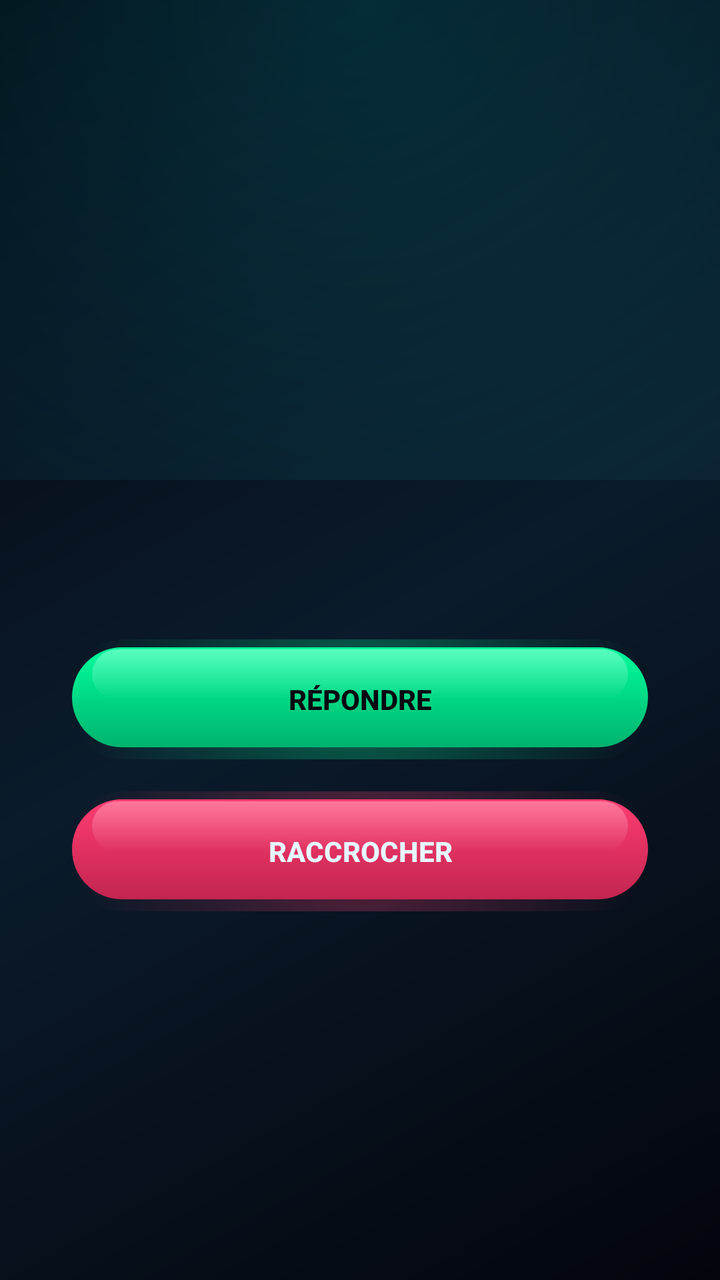
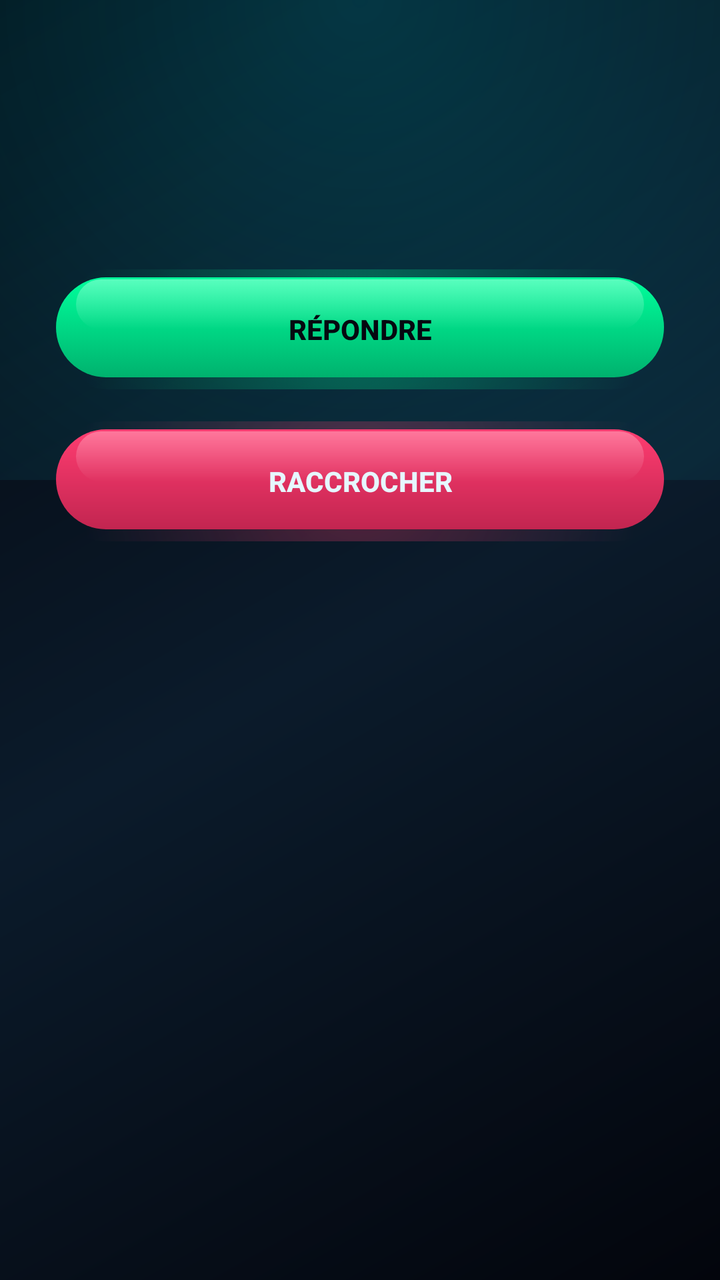

An Android layout rendered at two revisions. The XML below is the earlier revision; the diff shows what the commit changed to produce the second picture.
<!-- AndroidManifest.xml: application theme AppTheme -->
<!-- res/layout/activity_incall.xml -->
<?xml version="1.0" encoding="utf-8"?>
<LinearLayout xmlns:android="http://schemas.android.com/apk/res/android"
    android:layout_width="match_parent"
    android:layout_height="match_parent"
    android:orientation="vertical"
    android:gravity="center"
    android:padding="32dp">

    <TextView
        style="@style/NeonTitle"
        android:id="@+id/txtNumber"
        android:layout_width="wrap_content"
        android:layout_height="wrap_content"
        android:textSize="34sp" />

    <TextView
        android:id="@+id/txtState"
        android:layout_width="wrap_content"
        android:layout_height="wrap_content"
        android:layout_marginTop="10dp"
        android:textColor="@color/text_dim"
        android:textSize="18sp"
        android:letterSpacing="0.2" />

    <Button
        android:id="@+id/btnAnswer"
        android:layout_width="match_parent"
        android:layout_height="60dp"
        android:layout_marginTop="56dp"
        android:background="@drawable/btn_call"
        android:stateListAnimator="@animator/press"
        android:textColor="@color/bg_deep"
        android:textStyle="bold"
        android:text="@string/answer" />

    <Button
        android:id="@+id/btnHangup"
        android:layout_width="match_parent"
        android:layout_height="60dp"
        android:layout_marginTop="16dp"
        android:background="@drawable/btn_danger"
        android:stateListAnimator="@animator/press"
        android:textColor="@color/text_main"
        android:textStyle="bold"
        android:text="@string/hangup" />
</LinearLayout>
<!-- resources referenced by this layout -->
<resources>
  <style name="NeonTitle">
          <item name="android:textColor">@color/neon</item>
          <item name="android:textStyle">bold</item>
          <item name="android:letterSpacing">0.4</item>
          <item name="android:shadowColor">@color/neon</item>
          <item name="android:shadowRadius">18</item>
          <item name="android:shadowDx">0</item>
          <item name="android:shadowDy">0</item>
      </style>
  <style name="AppTheme" parent="android:Theme.Material.NoActionBar">
          <item name="android:windowBackground">@drawable/bg_gradient</item>
          <item name="android:colorAccent">@color/neon</item>
          <item name="android:textColor">@color/text_main</item>
          <item name="android:textColorPrimary">@color/text_main</item>
          <item name="android:textColorSecondary">@color/text_dim</item>
          <item name="android:editTextColor">@color/text_main</item>
          <item name="android:textColorHint">@color/text_dim</item>
          <item name="android:statusBarColor">@color/bg_deep</item>
          <item name="android:navigationBarColor">@color/bg_deep</item>
      </style>
  <color name="neon">#00E5FF</color>
  <!-- drawable bg_gradient (drawable) -->
  <?xml version="1.0" encoding="utf-8"?>
  <layer-list xmlns:android="http://schemas.android.com/apk/res/android">
      <item>
          <shape>
              <gradient
                  android:startColor="#03050C"
                  android:centerColor="#0B1B2B"
                  android:endColor="#03050C"
                  android:angle="135" />
          </shape>
      </item>
      
      <item android:bottom="400dp">
          <shape>
              <gradient
                  android:type="radial"
                  android:gradientRadius="420dp"
                  android:centerX="0.5" android:centerY="0"
                  android:startColor="#2600E5FF"
                  android:endColor="#0000E5FF" />
          </shape>
      </item>
  </layer-list>
  <!-- unchanged entries left out for length: 7 -->
</resources>

<!-- the commit's change to res/layout/activity_incall.xml (unified diff, before → after) -->
@@ -1,46 +1,116 @@
 <?xml version="1.0" encoding="utf-8"?>
-<LinearLayout xmlns:android="http://schemas.android.com/apk/res/android"
+<ScrollView xmlns:android="http://schemas.android.com/apk/res/android"
     android:layout_width="match_parent"
-    android:layout_height="match_parent"
-    android:orientation="vertical"
-    android:gravity="center"
-    android:padding="32dp">
+    android:layout_height="match_parent">
 
-    <TextView
-        style="@style/NeonTitle"
-        android:id="@+id/txtNumber"
-        android:layout_width="wrap_content"
+    <LinearLayout
+        android:layout_width="match_parent"
         android:layout_height="wrap_content"
-        android:textSize="34sp" />
+        android:orientation="vertical"
+        android:gravity="center_horizontal"
+        android:padding="24dp">
 
-    <TextView
-        android:id="@+id/txtState"
-        android:layout_width="wrap_content"
-        android:layout_height="wrap_content"
-        android:layout_marginTop="10dp"
-        android:textColor="@color/text_dim"
-        android:textSize="18sp"
-        android:letterSpacing="0.2" />
+        <ImageView
+            android:id="@+id/imgPhoto"
+            android:layout_width="110dp"
+            android:layout_height="110dp"
+            android:layout_marginTop="16dp"
+            android:background="@drawable/panel_round"
+            android:padding="3dp"
+            android:scaleType="centerCrop"
+            android:visibility="gone" />
 
-    <Button
-        android:id="@+id/btnAnswer"
-        android:layout_width="match_parent"
-        android:layout_height="60dp"
-        android:layout_marginTop="56dp"
-        android:background="@drawable/btn_call"
-        android:stateListAnimator="@animator/press"
-        android:textColor="@color/bg_deep"
-        android:textStyle="bold"
-        android:text="@string/answer" />
+        <TextView
+            android:id="@+id/txtName"
+            android:layout_width="wrap_content"
+            android:layout_height="wrap_content"
+            android:layout_marginTop="12dp"
+            android:textColor="@color/text_main"
+            android:textSize="26sp"
+            android:textStyle="bold"
+            android:visibility="gone" />
 
-    <Button
-        android:id="@+id/btnHangup"
-        android:layout_width="match_parent"
-        android:layout_height="60dp"
-        android:layout_marginTop="16dp"
-        android:background="@drawable/btn_danger"
-        android:stateListAnimator="@animator/press"
-        android:textColor="@color/text_main"
-        android:textStyle="bold"
-        android:text="@string/hangup" />
-</LinearLayout>
+        <TextView
+            style="@style/NeonTitle"
+            android:id="@+id/txtNumber"
+            android:layout_width="wrap_content"
+            android:layout_height="wrap_content"
+            android:layout_marginTop="6dp"
+            android:textSize="30sp" />
+
+        <TextView
+            android:id="@+id/txtState"
+            android:layout_width="wrap_content"
+            android:layout_height="wrap_content"
+            android:layout_marginTop="8dp"
+            android:textColor="@color/text_dim"
+            android:textSize="18sp"
+            android:letterSpacing="0.2" />
+
+        
+        <LinearLayout
+            android:id="@+id/controlsRow"
+            android:layout_width="match_parent"
+            android:layout_height="wrap_content"
+            android:layout_marginTop="24dp"
+            android:orientation="horizontal"
+            android:visibility="gone">
+
+            <Button android:id="@+id/btnSpeaker" style="@style/ActionBtn"
+                android:layout_width="0dp" android:layout_weight="1"
+                android:text="@string/speaker" />
+            <Button android:id="@+id/btnMute" style="@style/ActionBtn"
+                android:layout_width="0dp" android:layout_weight="1"
+                android:text="@string/mute" />
+            <Button android:id="@+id/btnKeypad" style="@style/ActionBtn"
+                android:layout_width="0dp" android:layout_weight="1"
+                android:text="@string/keypad" />
+        </LinearLayout>
+
+        
+        <GridLayout
+            android:id="@+id/dtmfGrid"
+            android:layout_width="240dp"
+            android:layout_height="300dp"
+            android:layout_marginTop="12dp"
+            android:columnCount="3"
+            android:rowCount="4"
+            android:visibility="gone">
+
+            <Button android:id="@+id/dt1" style="@style/DialpadMini" android:text="1" />
+            <Button android:id="@+id/dt2" style="@style/DialpadMini" android:text="2" />
+            <Button android:id="@+id/dt3" style="@style/DialpadMini" android:text="3" />
+            <Button android:id="@+id/dt4" style="@style/DialpadMini" android:text="4" />
+            <Button android:id="@+id/dt5" style="@style/DialpadMini" android:text="5" />
+            <Button android:id="@+id/dt6" style="@style/DialpadMini" android:text="6" />
+            <Button android:id="@+id/dt7" style="@style/DialpadMini" android:text="7" />
+            <Button android:id="@+id/dt8" style="@style/DialpadMini" android:text="8" />
+            <Button android:id="@+id/dt9" style="@style/DialpadMini" android:text="9" />
+            <Button android:id="@+id/dtStar" style="@style/DialpadMini" android:text="*" />
+            <Button android:id="@+id/dt0" style="@style/DialpadMini" android:text="0" />
+            <Button android:id="@+id/dtHash" style="@style/DialpadMini" android:text="#" />
+        </GridLayout>
+
+        <Button
+            android:id="@+id/btnAnswer"
+            android:layout_width="match_parent"
+            android:layout_height="60dp"
+            android:layout_marginTop="32dp"
+            android:background="@drawable/btn_call"
+            android:stateListAnimator="@animator/press"
+            android:textColor="@color/bg_deep"
+            android:textStyle="bold"
+            android:text="@string/answer" />
+
+        <Button
+            android:id="@+id/btnHangup"
+            android:layout_width="match_parent"
+            android:layout_height="60dp"
+            android:layout_marginTop="16dp"
+            android:background="@drawable/btn_danger"
+            android:stateListAnimator="@animator/press"
+            android:textColor="@color/text_main"
+            android:textStyle="bold"
+            android:text="@string/hangup" />
+    </LinearLayout>
+</ScrollView>
<!-- resource entries referenced after the edit -->
@@ -1,17 +1,64 @@
 <!-- resources referenced by this layout -->
 <resources>
+  <!-- drawable panel_round (drawable) -->
+  <?xml version="1.0" encoding="utf-8"?>
+  <layer-list xmlns:android="http://schemas.android.com/apk/res/android">
+      <item android:top="2dp">
+          <shape>
+              <solid android:color="#59000000" />
+              <corners android:radius="16dp" />
+          </shape>
+      </item>
+      <item android:bottom="2dp">
+          <shape>
+              <gradient android:angle="90"
+                  android:startColor="#0B1A28" android:endColor="#14324A" />
+              <corners android:radius="16dp" />
+              <stroke android:width="1dp" android:color="?attr/cNeonDim" />
+          </shape>
+      </item>
+      <item android:bottom="2dp">
+          <shape>
+              <gradient android:angle="270"
+                  android:startColor="#1FFFFFFF" android:centerColor="#00FFFFFF"
+                  android:endColor="#00FFFFFF" />
+              <corners android:radius="16dp" />
+          </shape>
+      </item>
+  </layer-list>
+  <string name="keypad">⌨ CLAVIER</string>
+  <string name="mute">🎙 MUET</string>
+  <string name="speaker">🔊 HP</string>
+  <style name="ActionBtn">
+          <item name="android:layout_height">wrap_content</item>
+          <item name="android:textColor">?attr/cNeon</item>
+          <item name="android:textSize">12sp</item>
+          <item name="android:background">@drawable/btn_action</item>
+          <item name="android:stateListAnimator">@animator/press</item>
+          <item name="android:layout_margin">3dp</item>
+          <item name="android:paddingTop">12dp</item>
+          <item name="android:paddingBottom">12dp</item>
+          <item name="android:shadowColor">?attr/cNeon</item>
+          <item name="android:shadowRadius">8</item>
+          <item name="android:shadowDx">0</item>
+          <item name="android:shadowDy">0</item>
+      </style>
+  <style name="DialpadMini" parent="Dialpad">
+          <item name="android:textSize">18sp</item>
+          <item name="android:layout_margin">3dp</item>
+      </style>
   <style name="NeonTitle">
-          <item name="android:textColor">@color/neon</item>
+          <item name="android:textColor">?attr/cNeon</item>
           <item name="android:textStyle">bold</item>
           <item name="android:letterSpacing">0.4</item>
-          <item name="android:shadowColor">@color/neon</item>
+          <item name="android:shadowColor">?attr/cNeon</item>
           <item name="android:shadowRadius">18</item>
           <item name="android:shadowDx">0</item>
           <item name="android:shadowDy">0</item>
       </style>
   <style name="AppTheme" parent="android:Theme.Material.NoActionBar">
           <item name="android:windowBackground">@drawable/bg_gradient</item>
-          <item name="android:colorAccent">@color/neon</item>
+          <item name="android:colorAccent">?attr/cNeon</item>
           <item name="android:textColor">@color/text_main</item>
           <item name="android:textColorPrimary">@color/text_main</item>
           <item name="android:textColorSecondary">@color/text_dim</item>
@@ -19,8 +66,70 @@
           <item name="android:textColorHint">@color/text_dim</item>
           <item name="android:statusBarColor">@color/bg_deep</item>
           <item name="android:navigationBarColor">@color/bg_deep</item>
-      </style>
-  <color name="neon">#00E5FF</color>
+          
+          <item name="cNeon">#00E5FF</item>
+          <item name="cNeonDim">#00B8D4</item>
+          <item name="cHalo">#3300E5FF</item>
+          <item name="cHaloStrong">#8000E5FF</item>
+      </style>
+  <!-- drawable btn_action (drawable) -->
+  <?xml version="1.0" encoding="utf-8"?>
+  <selector xmlns:android="http://schemas.android.com/apk/res/android">
+      <item android:state_pressed="true">
+          <layer-list>
+              <item>
+                  <shape>
+                      <gradient android:angle="270"
+                          android:startColor="#0A1420" android:endColor="#1E4A63" />
+                      <corners android:radius="24dp" />
+                      <stroke android:width="1.5dp" android:color="?attr/cNeon" />
+                  </shape>
+              </item>
+          </layer-list>
+      </item>
+      <item>
+          <layer-list>
+              <item android:top="3dp">
+                  <shape>
+                      <solid android:color="#66000000" />
+                      <corners android:radius="24dp" />
+                  </shape>
+              </item>
+              <item android:bottom="3dp">
+                  <shape>
+                      <gradient android:angle="90"
+                          android:startColor="#0C1B2A" android:endColor="#1A3D52" />
+                      <corners android:radius="24dp" />
+                      <stroke android:width="1dp" android:color="?attr/cNeonDim" />
+                  </shape>
+              </item>
+              <item android:bottom="3dp">
+                  <shape>
+                      <gradient android:angle="270"
+                          android:startColor="#2EFFFFFF" android:centerColor="#00FFFFFF"
+                          android:endColor="#00FFFFFF" />
+                      <corners android:radius="24dp" />
+                  </shape>
+              </item>
+          </layer-list>
+      </item>
+  </selector>
+  <style name="Dialpad">
+          <item name="android:layout_width">0dp</item>
+          <item name="android:layout_height">0dp</item>
+          <item name="android:layout_columnWeight">1</item>
+          <item name="android:layout_rowWeight">1</item>
+          <item name="android:layout_margin">5dp</item>
+          <item name="android:textSize">26sp</item>
+          <item name="android:textColor">?attr/cNeon</item>
+          <item name="android:background">@drawable/btn_dial</item>
+          <item name="android:stateListAnimator">@animator/press</item>
+          <item name="android:hapticFeedbackEnabled">true</item>
+          <item name="android:shadowColor">?attr/cNeon</item>
+          <item name="android:shadowRadius">12</item>
+          <item name="android:shadowDx">0</item>
+          <item name="android:shadowDy">0</item>
+      </style>
   <!-- drawable bg_gradient (drawable) -->
   <?xml version="1.0" encoding="utf-8"?>
   <layer-list xmlns:android="http://schemas.android.com/apk/res/android">
@@ -33,18 +142,61 @@
                   android:angle="135" />
           </shape>
       </item>
-      
       <item android:bottom="400dp">
           <shape>
               <gradient
                   android:type="radial"
                   android:gradientRadius="420dp"
                   android:centerX="0.5" android:centerY="0"
-                  android:startColor="#2600E5FF"
-                  android:endColor="#0000E5FF" />
+                  android:startColor="?attr/cHalo"
+                  android:endColor="#00000000" />
           </shape>
       </item>
   </layer-list>
+  <!-- drawable btn_dial (drawable) -->
+  <?xml version="1.0" encoding="utf-8"?>
+  <selector xmlns:android="http://schemas.android.com/apk/res/android">
+      <item android:state_pressed="true">
+          <layer-list>
+              <item>
+                  <shape android:shape="oval">
+                      <gradient android:type="radial" android:gradientRadius="46dp"
+                          android:startColor="?attr/cHaloStrong" android:endColor="#00000000" />
+                  </shape>
+              </item>
+              <item android:top="7dp" android:bottom="7dp" android:left="7dp" android:right="7dp">
+                  <shape android:shape="oval">
+                      <gradient android:angle="270"
+                          android:startColor="#071019" android:endColor="#16394F" />
+                      <stroke android:width="2dp" android:color="?attr/cNeon" />
+                  </shape>
+              </item>
+          </layer-list>
+      </item>
+      <item>
+          <layer-list>
+              <item>
+                  <shape android:shape="oval">
+                      <gradient android:type="radial" android:gradientRadius="46dp"
+                          android:startColor="?attr/cHalo" android:endColor="#00000000" />
+                  </shape>
+              </item>
+              <item android:top="7dp" android:bottom="7dp" android:left="7dp" android:right="7dp">
+                  <shape android:shape="oval">
+                      <gradient android:angle="90"
+                          android:startColor="#0A1622" android:endColor="#1B4258" />
+                      <stroke android:width="1.5dp" android:color="?attr/cNeonDim" />
+                  </shape>
+              </item>
+              <item android:top="9dp" android:bottom="34dp" android:left="16dp" android:right="16dp">
+                  <shape android:shape="oval">
+                      <gradient android:angle="270"
+                          android:startColor="#3AFFFFFF" android:endColor="#00FFFFFF" />
+                  </shape>
+              </item>
+          </layer-list>
+      </item>
+  </selector>
   <!-- unchanged entries left out for length: 7 -->
 </resources>
 
